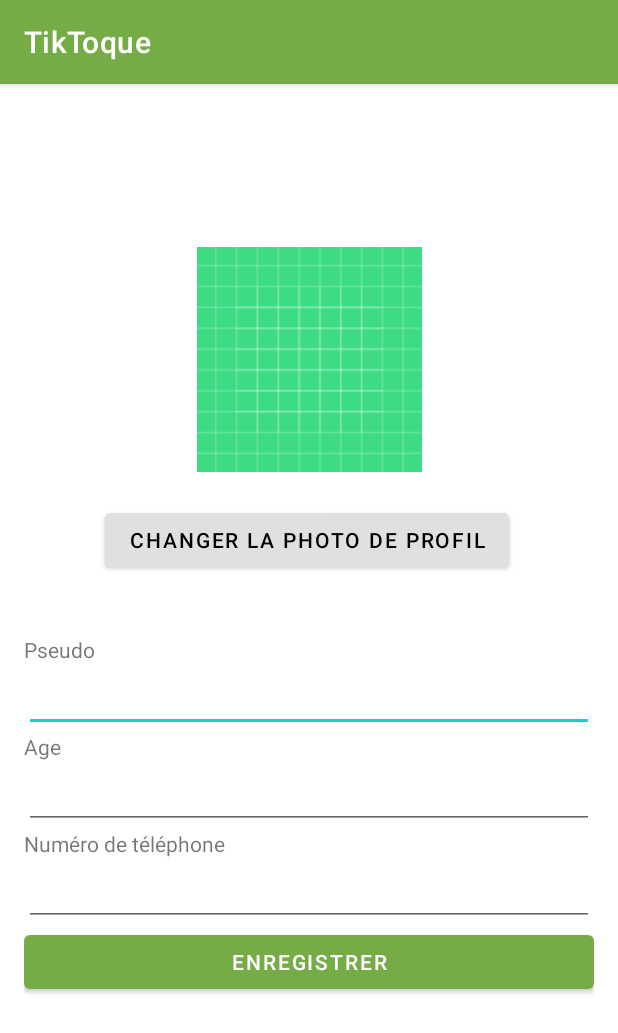
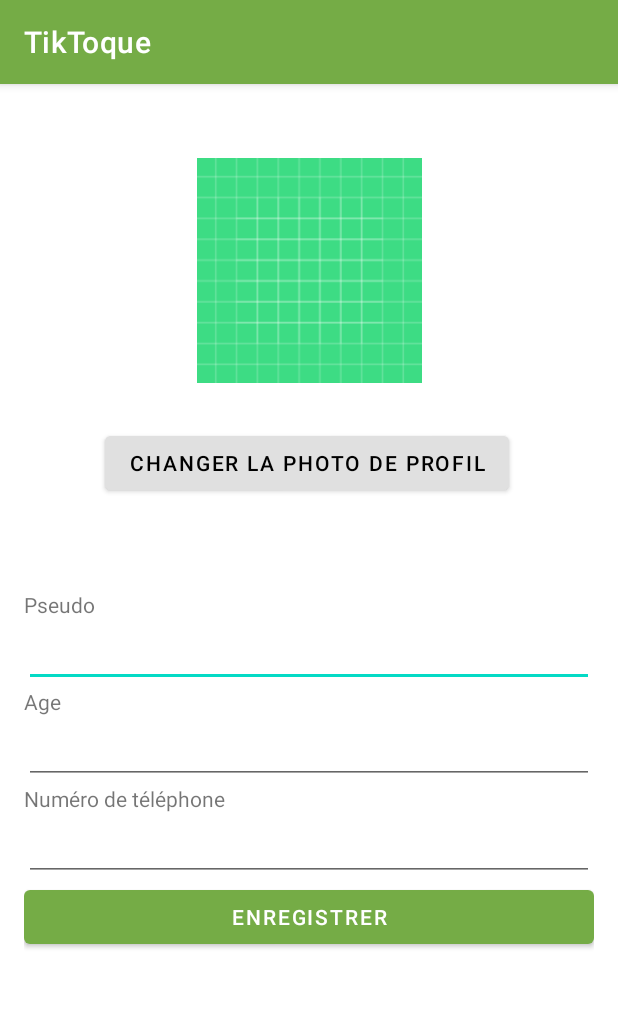
Before and after one commit to Loicpln/TikToque, an Android app: the UserInfoActivity screen opened directly, with no data from a screen before it, on a phone screen of 412 x 824 dp. Shown: the top 1033 px of the screen. Run offline under Robolectric (Android 15) with nearby library versions, the phone set to English and light mode, and no system bars; our stand-ins replace Firebase (no records; nobody signed in at launch, a user with empty details on screens opened directly), Picasso.

Commit message:
activity_user_info.xml

```diff
--- a/app/src/main/res/layout/activity_user_info.xml
+++ b/app/src/main/res/layout/activity_user_info.xml
@@ -9,10 +9,11 @@
         android:layout_width="150dp"
         android:layout_height="150dp"
         android:layout_marginStart="155dp"
+        android:layout_marginTop="30dp"
         android:layout_marginEnd="155dp"
         android:scaleType="centerCrop"
         android:src="@drawable/ic_launcher_background"
-        app:layout_constraintBottom_toTopOf="@id/user_info_form"
+        app:layout_constraintBottom_toTopOf="@id/saveButton"
         app:layout_constraintEnd_toEndOf="parent"
         app:layout_constraintStart_toStartOf="parent"
         app:layout_constraintTop_toTopOf="parent" />
@@ -73,7 +74,7 @@
         android:layout_width="wrap_content"
         android:layout_height="wrap_content"
         android:layout_marginStart="157dp"
-        android:layout_marginTop="23dp"
+        android:layout_marginTop="10dp"
         android:layout_marginEnd="160dp"
         android:layout_marginBottom="42dp"
         android:backgroundTint="@color/gris"
```
